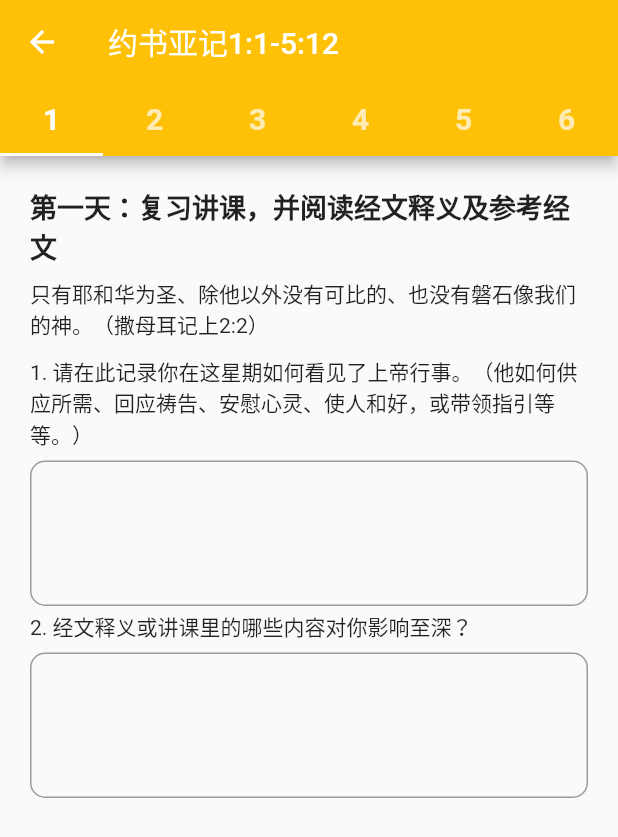
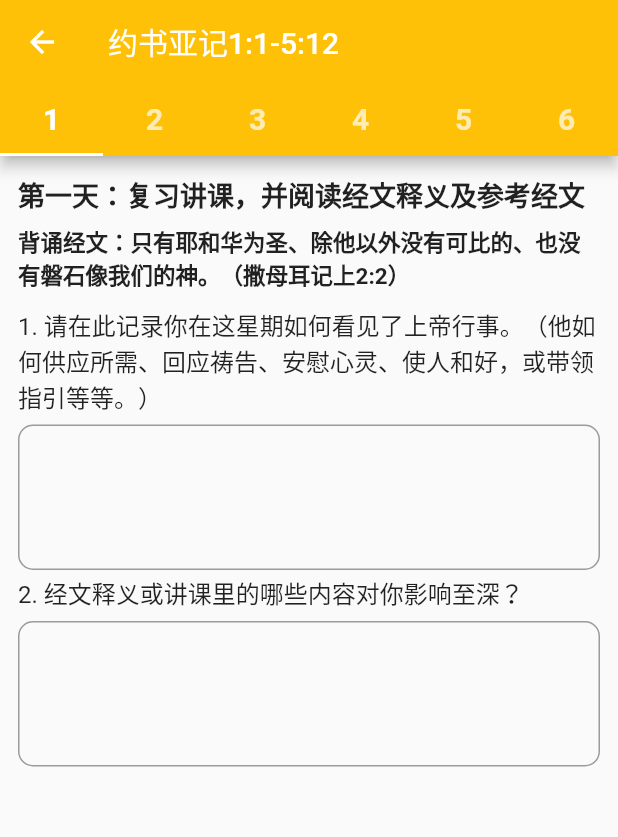
Before and after one commit to turbozv/bsf_app, a Flutter app: the screen it shows after launch, after a tap on "应许之地的子民（一）2018", after a tap on "约书亚记1:1-5:12", on a phone screen of 412 x 824 dp. Shown: the top 837 px of the screen. Run offline on Flutter 3.47's test engine with Material 2 defaults, Android fonts, the phone set to English and light mode, and no system bars; missing offline and left inert: flutter_webview_plugin.

```diff
--- a/lib/bible_quote_widget.dart
+++ b/lib/bible_quote_widget.dart
@@ -1,6 +1,6 @@
 import 'package:flutter/material.dart';
 
-import 'bible_read_widget.dart';
+import 'bible_read_screen.dart';
 
 class BibleQuote extends StatefulWidget {
   final String _book;
--- a/lib/day_question_widget.dart
+++ b/lib/day_question_widget.dart
@@ -4,11 +4,10 @@ import 'answer_widget.dart';
 import 'bible_quote_widget.dart';
 
 class DayQuestion extends StatefulWidget {
-  final String _title;
-  final List<dynamic> _questions;
+  final Map _dayQuestion;
   final String _memoryVerse;
 
-  DayQuestion(this._title, this._questions, [this._memoryVerse]);
+  DayQuestion(this._dayQuestion, [this._memoryVerse]);
 
   @override
   _DayQuestionState createState() => _DayQuestionState();
@@ -17,11 +16,18 @@ class DayQuestion extends StatefulWidget {
 class _DayQuestionState extends State<DayQuestion> {
   @override
   Widget build(BuildContext context) {
+    var title = widget._dayQuestion['title'];
+    var questions = widget._dayQuestion['questions'];
+    var readVerse = widget._dayQuestion['readVerse'];
+
     var content = List<Widget>();
     content.add(
       Text(
-        widget._title,
-        style: TextStyle(fontSize: 18, fontWeight: FontWeight.bold),
+        title,
+        style: TextStyle(
+          fontSize: 18,
+          fontWeight: FontWeight.bold,
+        ),
       ),
     );
 
@@ -29,40 +35,58 @@ class _DayQuestionState extends State<DayQuestion> {
       content.add(
         Padding(
           padding: EdgeInsets.symmetric(vertical: 7),
-          child: Text(widget._memoryVerse),
+          child: Text(
+            '背诵经文：${widget._memoryVerse}',
+            style: TextStyle(
+              fontSize: 15,
+              fontWeight: FontWeight.bold,
+            ),
+          ),
         ),
       );
     }
 
-    widget._questions.forEach((question) {
+    if (readVerse != null) {
+      content.add(this.getBibleQuotes(readVerse));
+    }
+
+    questions.forEach((question) {
       content.add(
         Padding(
           padding: EdgeInsets.symmetric(vertical: 3),
-          child: Text(question['questionText']),
-        ),
-      );
-
-      var quotes = List<Widget>();
-      question['quotes'].forEach((quote) {
-        quotes.add(BibleQuote(quote['book'], quote['verse']));
-      });
-
-      content.add(
-        Padding(
-          padding: EdgeInsets.symmetric(vertical: 2),
-          child: Row(
-            children: quotes.toList(),
+          child: Text(
+            question['questionText'],
+            style: TextStyle(
+              fontSize: 16,
+            ),
           ),
         ),
       );
 
+      content.add(this.getBibleQuotes(question['quotes']));
       content.add(Answer(question['id']));
     });
 
     return ListView(
       shrinkWrap: true,
-      padding: const EdgeInsets.all(20.0),
+      padding: const EdgeInsets.all(12.0),
       children: content.toList(),
     );
   }
+
+  Widget getBibleQuotes(readVerse) {
+    var quotes = List<Widget>();
+
+    readVerse.forEach((quote) {
+      quotes.add(BibleQuote(quote['book'], quote['verse']));
+    });
+
+    return Padding(
+      padding: EdgeInsets.symmetric(vertical: 2),
+      child: Wrap(
+        runSpacing: 3,
+        children: quotes.toList(),
+      ),
+    );
+  }
 }
--- a/lib/lesson_screen.dart
+++ b/lib/lesson_screen.dart
@@ -65,18 +65,12 @@ class _LessonScreenState extends State<LessonScreen> {
         ),
         body: TabBarView(
           children: [
-            DayQuestion(_dayQuestions['one']['title'],
-                _dayQuestions['one']['questions'], _memoryVerse),
-            DayQuestion(_dayQuestions['two']['title'],
-                _dayQuestions['two']['questions']),
-            DayQuestion(_dayQuestions['three']['title'],
-                _dayQuestions['three']['questions']),
-            DayQuestion(_dayQuestions['four']['title'],
-                _dayQuestions['four']['questions']),
-            DayQuestion(_dayQuestions['five']['title'],
-                _dayQuestions['five']['questions']),
-            DayQuestion(_dayQuestions['six']['title'],
-                _dayQuestions['six']['questions']),
+            DayQuestion(_dayQuestions['one'], _memoryVerse),
+            DayQuestion(_dayQuestions['two']),
+            DayQuestion(_dayQuestions['three']),
+            DayQuestion(_dayQuestions['four']),
+            DayQuestion(_dayQuestions['five']),
+            DayQuestion(_dayQuestions['six']),
           ],
         ),
       ),
```
Also changed, not shown: lib/bible_read_screen.dart (added, +54 -0 lines), lib/bible_read_widget.dart (deleted, +0 -24 lines), lib/utils.dart (+101 -1 lines).
